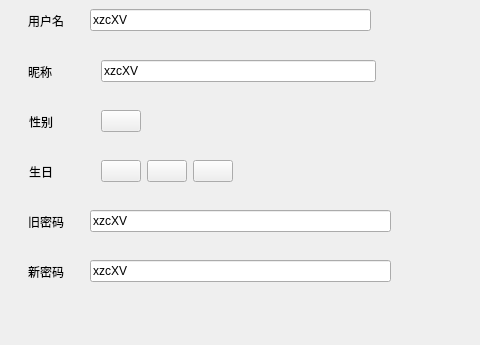
Qt form User/MyUserWidget_ui.ui (AugetyVolta/BUAA-Python-2023) before a commit; both pictures show x 339 to 819 and y 320 to 665 of the 1032 by 665 pixel window.
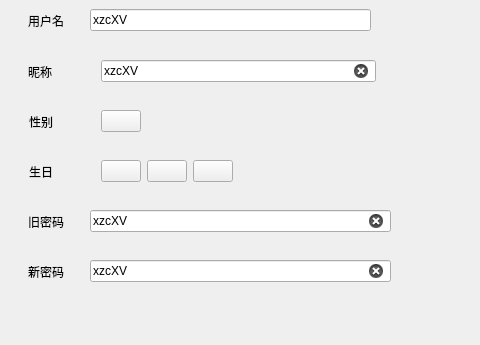
The same form after that commit. The open tabs and pages were chosen to show the change. Custom widgets are drawn as their Qt base class.

```diff
--- a/User/MyUserWidget_ui.ui
+++ b/User/MyUserWidget_ui.ui
@@ -1120,6 +1120,9 @@
            <property name="text">
             <string>xzcXV</string>
            </property>
+           <property name="clearButtonEnabled">
+            <bool>true</bool>
+           </property>
           </widget>
          </item>
         </layout>
@@ -1187,6 +1190,9 @@
            <property name="text">
             <string>xzcXV</string>
            </property>
+           <property name="clearButtonEnabled">
+            <bool>true</bool>
+           </property>
           </widget>
          </item>
          <item>
@@ -1493,6 +1499,9 @@
            <property name="text">
             <string>xzcXV</string>
            </property>
+           <property name="clearButtonEnabled">
+            <bool>true</bool>
+           </property>
           </widget>
          </item>
         </layout>
```
Left out of the diff: 11 changed lines with no effect on the pictures.
